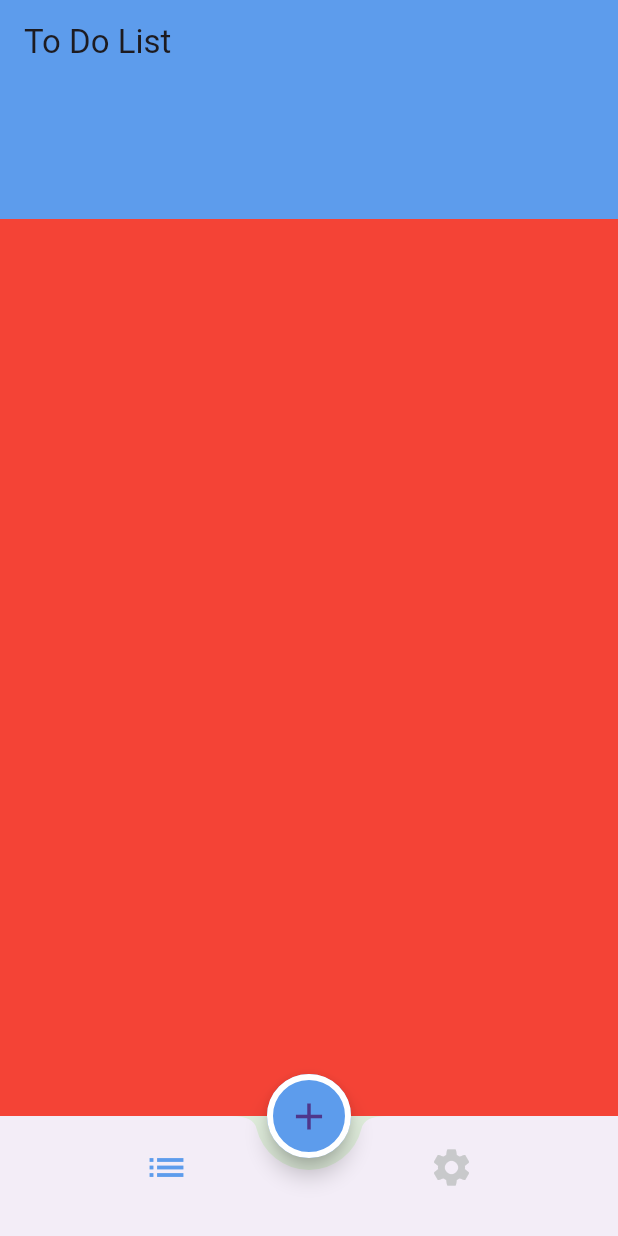
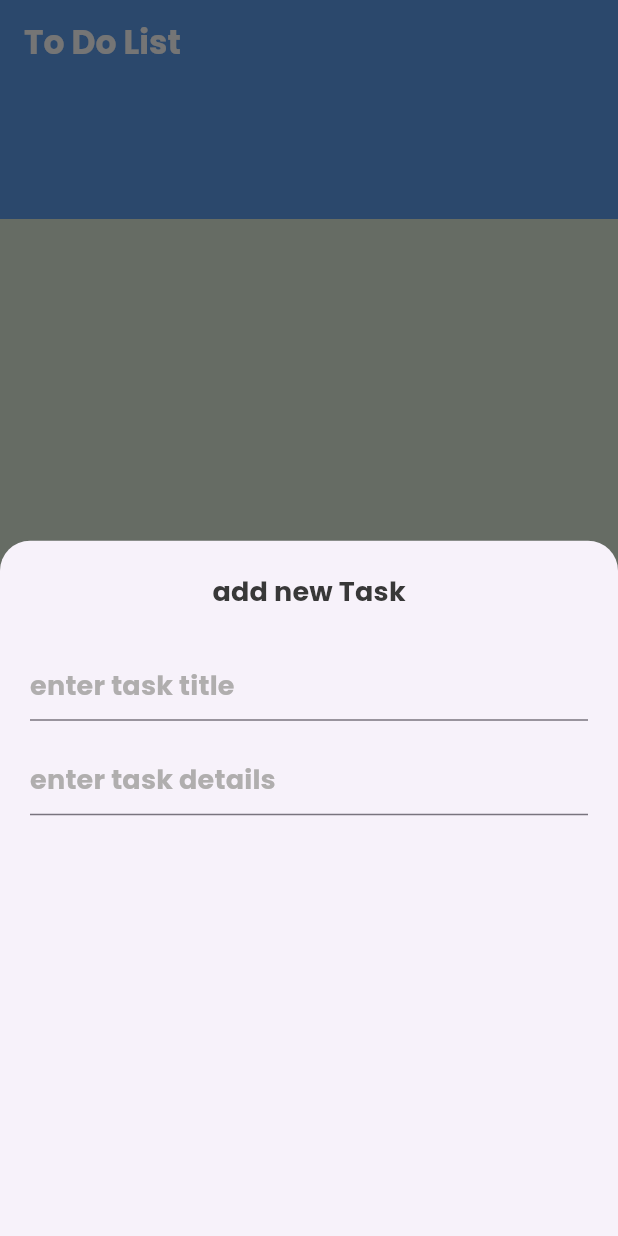
Before and after one commit to ShahdAhmed134/to_do, a Flutter app: the screen it shows after launch, after a tap on the "add" icon, on a phone screen of 412 x 824 dp. Run offline on Flutter 3.47's test engine with Material 3 defaults, Android fonts, the phone set to English and light mode, and no system bars; our stand-ins replace google_fonts.

```diff
--- a/lib/add_list/add_list_tab.dart
+++ b/lib/add_list/add_list_tab.dart
@@ -3,8 +3,6 @@ import 'package:flutter/material.dart';
 class AddListgTab extends StatelessWidget {
   @override
   Widget build(BuildContext context) {
-    return Container(
-      color: Colors.red,
-    );
+    return Container();
   }
 }
--- /dev/null
+++ b/lib/add_list/add_task.dart
@@ -0,0 +1,48 @@
+import 'package:flutter/material.dart';
+import 'package:to_do_app/app_colors.dart';
+
+class AddTaskBottomSheet extends StatelessWidget {
+  @override
+  Widget build(BuildContext context) {
+    return Container(
+      margin: EdgeInsets.all(20),
+      child: Column(
+        children: [
+          Text(
+            'add new Task',
+            style: Theme.of(context).textTheme.titleMedium,
+          ),
+          SizedBox(
+            height: 25,
+          ),
+          Form(
+              child: Column(
+            children: [
+              TextFormField(
+                decoration: InputDecoration(
+                  hintText: 'enter task title',
+                  hintStyle: Theme.of(context)
+                      .textTheme
+                      .titleMedium!
+                      .copyWith(color: AppColors.grayColor),
+                ),
+              ),
+              SizedBox(
+                height: 15,
+              ),
+              TextFormField(
+                decoration: InputDecoration(
+                  hintText: 'enter task details',
+                  hintStyle: Theme.of(context)
+                      .textTheme
+                      .titleMedium!
+                      .copyWith(color: AppColors.grayColor),
+                ),
+              )
+            ],
+          )),
+        ],
+      ),
+    );
+  }
+}
--- a/lib/app_colors.dart
+++ b/lib/app_colors.dart
@@ -3,6 +3,7 @@ import 'package:flutter/material.dart';
 class AppColors {
   static const Color primaryColor = Color(0xff5D9CEC);
   static const Color backgroundLightColor = Color(0xffDFECDB);
-  static const Color grayColor = Color(0xffC8C9CB);
+  static const Color grayColor = Color(0xffb0aeae);
   static const Color whiteColor = Color(0xffffffff);
+  static const Color blackColor = Color(0xff383838);
 }
--- a/lib/home/home_screen.dart
+++ b/lib/home/home_screen.dart
@@ -1,5 +1,6 @@
 import 'package:flutter/material.dart';
 import 'package:to_do_app/add_list/add_list_tab.dart';
+import 'package:to_do_app/add_list/add_task.dart';
 import 'package:to_do_app/app_colors.dart';
 import 'package:to_do_app/setting/settinr_tab.dart';
 
@@ -17,7 +18,10 @@ class _HomeScreenState extends State<HomeScreen> {
   Widget build(BuildContext context) {
     return Scaffold(
         appBar: AppBar(
-          title: Text("To Do List"),
+          title: Text(
+            "To Do List",
+            style: Theme.of(context).textTheme.titleLarge,
+          ),
           //  toolbarHeight: MediaQuery.of(context).size.height * 0.1,
         ),
         bottomNavigationBar: BottomAppBar(
@@ -45,7 +49,9 @@ class _HomeScreenState extends State<HomeScreen> {
               ]),
         ),
         floatingActionButton: FloatingActionButton(
-          onPressed: () {},
+          onPressed: () {
+            showBottomSheet();
+          },
           child: Icon(
             Icons.add,
             size: 30,
@@ -61,4 +67,9 @@ class _HomeScreenState extends State<HomeScreen> {
           Expanded(child: selectedIndex == 0 ? AddListgTab() : SettingTab())
         ]));
   }
+
+  void showBottomSheet() {
+    showModalBottomSheet(
+        context: context, builder: (context) => AddTaskBottomSheet());
+  }
 }
--- a/lib/my_theme.dart
+++ b/lib/my_theme.dart
@@ -1,4 +1,5 @@
 import 'package:flutter/material.dart';
+import 'package:google_fonts/google_fonts.dart';
 import 'package:to_do_app/app_colors.dart';
 
 class MyThemeData {
@@ -15,5 +16,20 @@ class MyThemeData {
           backgroundColor: AppColors.primaryColor,
           shape: RoundedRectangleBorder(
               borderRadius: BorderRadius.circular(35),
-              side: BorderSide(color: AppColors.whiteColor, width: 4))));
+              side: BorderSide(color: AppColors.whiteColor, width: 4))),
+      bottomSheetTheme: BottomSheetThemeData(
+          shape: RoundedRectangleBorder(
+              borderRadius: BorderRadius.only(
+                  topLeft: Radius.circular(20),
+                  topRight: Radius.circular(20)))),
+      textTheme: TextTheme(
+        titleLarge: GoogleFonts.poppins(
+            fontSize: 22,
+            fontWeight: FontWeight.bold,
+            color: AppColors.whiteColor),
+        titleMedium: GoogleFonts.poppins(
+            fontSize: 18,
+            fontWeight: FontWeight.bold,
+            color: AppColors.blackColor),
+      ));
 }
--- a/lib/setting/settinr_tab.dart
+++ b/lib/setting/settinr_tab.dart
@@ -3,8 +3,6 @@ import 'package:flutter/material.dart';
 class SettingTab extends StatelessWidget {
   @override
   Widget build(BuildContext context) {
-    return Container(
-      color: Colors.pink,
-    );
+    return Container();
   }
 }
--- a/pubspec.yaml
+++ b/pubspec.yaml
@@ -32,9 +32,11 @@ dependencies:
     sdk: flutter
 
 
+
   # The following adds the Cupertino Icons font to your application.
   # Use with the CupertinoIcons class for iOS style icons.
   cupertino_icons: ^1.0.2
+  google_fonts: ^5.0.0
 
 dev_dependencies:
   flutter_test:
```
Also changed, not shown: pubspec.lock, 1 other file.
